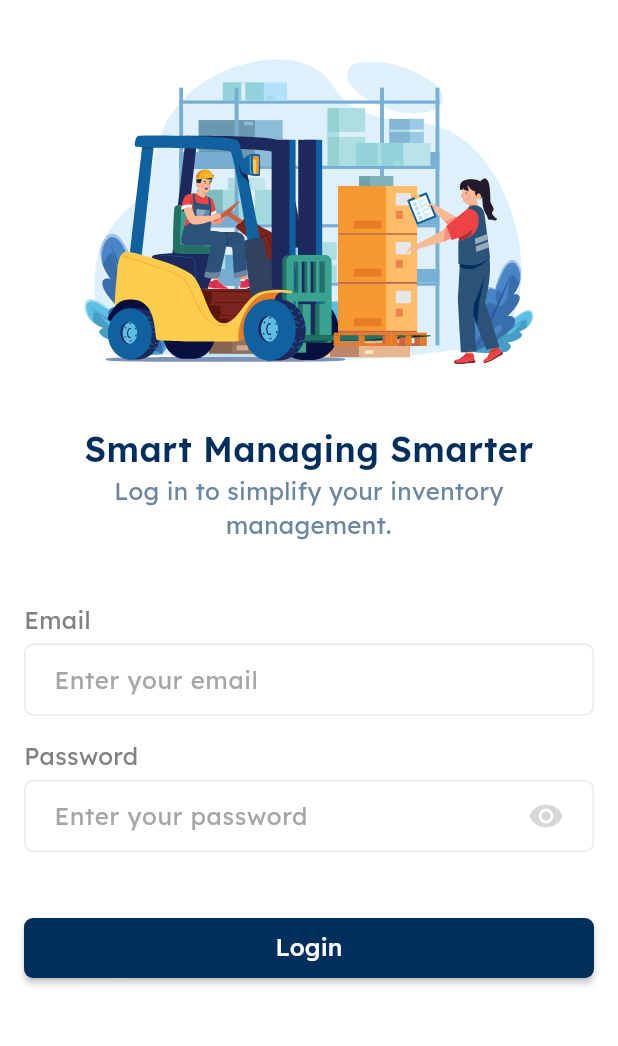
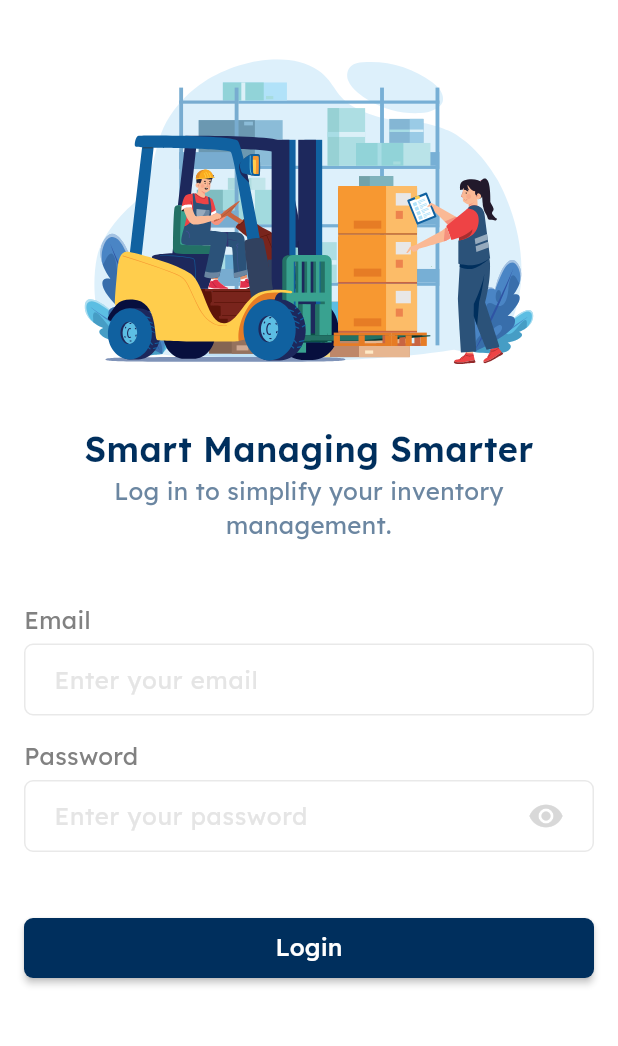
Before and after one commit to teguhw-scaleocean/inventory_3, a Flutter app: the LoginScreen screen opened directly, on a phone screen of 412 x 824 dp, the part 120-1166 px from its top. Run offline on Flutter 3.47's test engine with Material 3 defaults, Android fonts, the phone set to English and light mode, and no system bars; our stand-ins replace device_preview, flutter_dash, flutter_screenutil, flutter_svg.

Commit message:
hint-text-color-improve

```diff
--- a/lib/common/components/custom_form.dart
+++ b/lib/common/components/custom_form.dart
@@ -97,6 +97,7 @@ class _CustomFormFieldState extends State<CustomFormField> {
               hintText: widget.hintText,
               hintStyle: BaseText.grey2Text14.copyWith(
                 fontWeight: BaseText.regular,
+                color: ColorName.grey12Color,
               ),
               border: OutlineInputBorder(
                   borderRadius: BorderRadius.circular(6),
@@ -194,6 +195,7 @@ class _CustomFormPasswordState extends State<CustomFormPassword> {
               hintText: widget.hintText,
               hintStyle: BaseText.grey2Text14.copyWith(
                 fontWeight: BaseText.regular,
+                color: ColorName.grey12Color,
               ),
               contentPadding: widget.contentPadding ?? const EdgeInsets.all(12),
               hoverColor: ColorName.mainColor,
```
